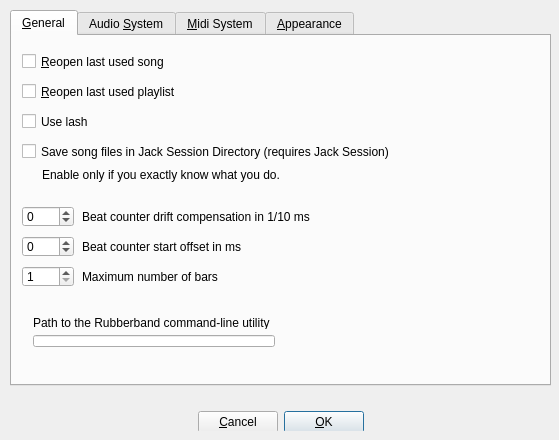
hydrogen-music/hydrogen, file src/gui/src/UI/PreferencesDialog_UI.ui: the form before one commit.
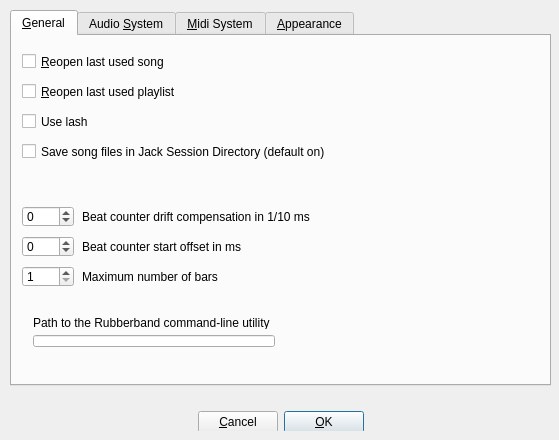
The form after the commit. Custom widgets are drawn as their Qt base class.

Commit message: * set JackSessionUseSessionDir "true" as default * remove warning against jack sessin dir

Diff of the .ui file:
```diff
--- a/src/gui/src/UI/PreferencesDialog_UI.ui
+++ b/src/gui/src/UI/PreferencesDialog_UI.ui
@@ -340,20 +340,7 @@
       </rect>
      </property>
      <property name="text">
-      <string>Save song files in Jack Session Directory (requires Jack Session)</string>
-     </property>
-    </widget>
-    <widget class="QLabel" name="jackSessionInfoLabel">
-     <property name="geometry">
-      <rect>
-       <x>30</x>
-       <y>130</y>
-       <width>431</width>
-       <height>17</height>
-      </rect>
-     </property>
-     <property name="text">
-      <string>Enable only if you exactly know what you do.</string>
+      <string>Save song files in Jack Session Directory (default on)</string>
      </property>
     </widget>
    </widget>
```
The commit also changes 2 other files.
